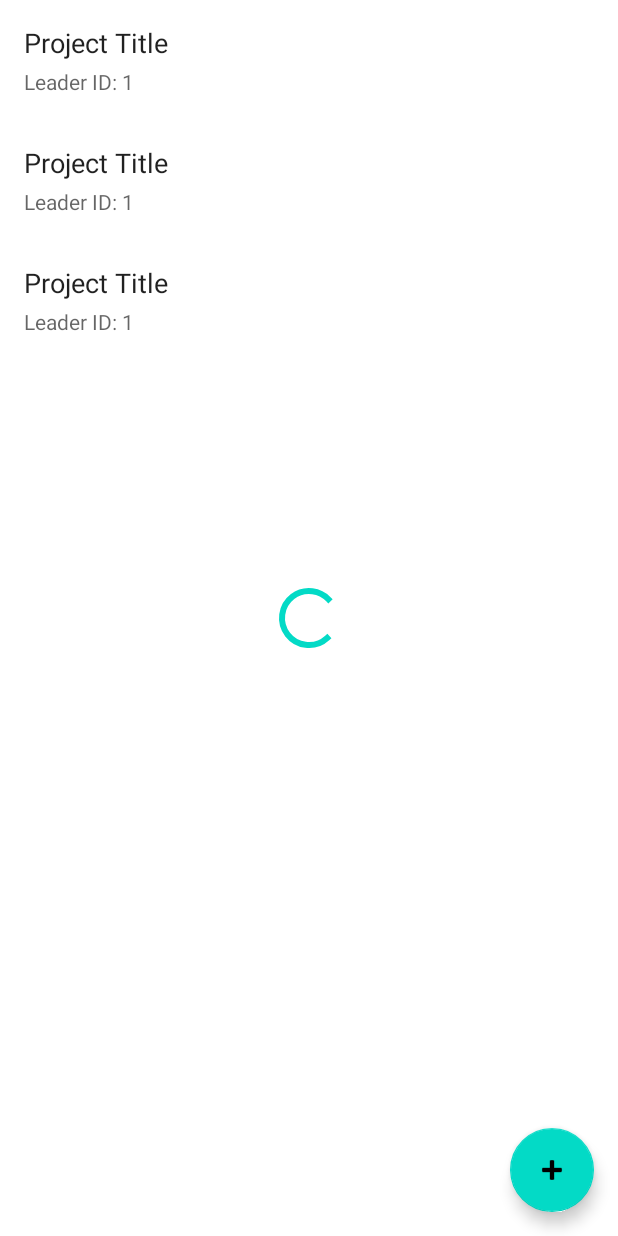
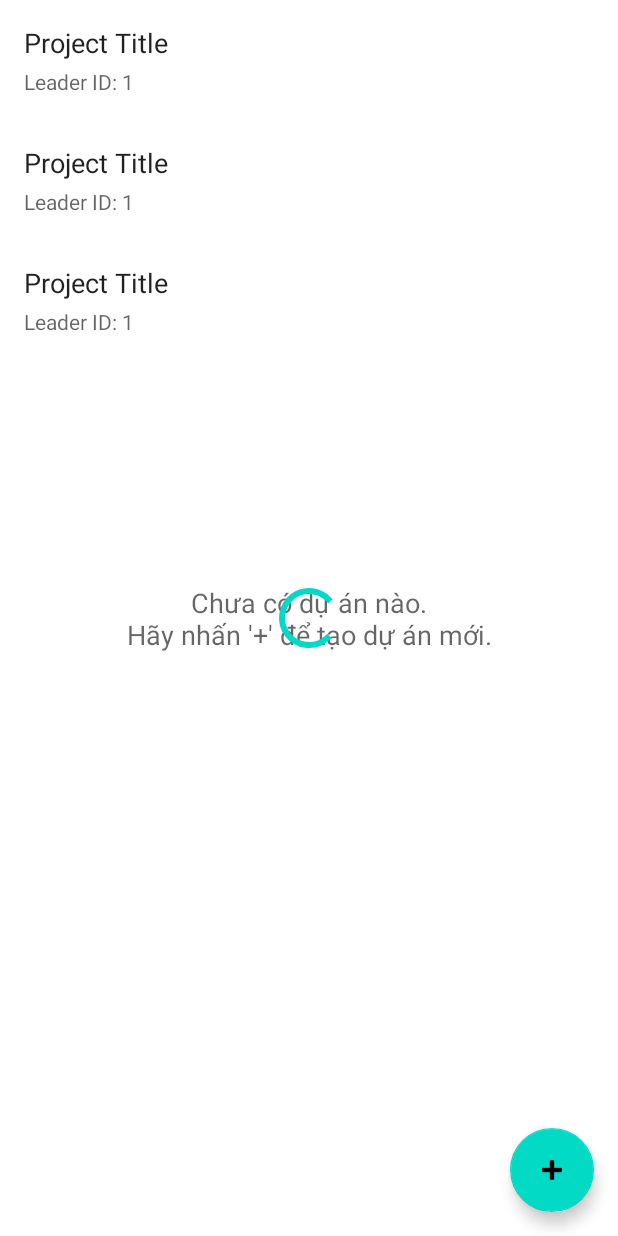
Before and after one commit to HaiDTHE186294/PRM_FinalProject, an Android app: the layout activity_project.xml on its own in the app's theme, with its tools: preview values and no code run, on a phone screen of 412 x 824 dp. Run offline under Robolectric (Android 15) with nearby library versions, the phone set to English and light mode, and no system bars.

```diff
--- a/app/src/main/java/com/lkms/ui/project/peerreview/PeerReviewAdapter.java
+++ b/app/src/main/java/com/lkms/ui/project/peerreview/PeerReviewAdapter.java
@@ -7,7 +7,7 @@ import android.widget.TextView;
 import androidx.annotation.NonNull;
 import androidx.recyclerview.widget.RecyclerView;
 
-import com.lkms.R; // Giả định
+import com.lkms.R;
 import com.lkms.data.model.java.PeerReview;
 import java.util.ArrayList;
 import java.util.List;
--- a/app/src/main/java/com/lkms/ui/project/projectdetail/ExperimentAdapter.java
+++ b/app/src/main/java/com/lkms/ui/project/projectdetail/ExperimentAdapter.java
@@ -7,7 +7,7 @@ import android.widget.TextView;
 import androidx.annotation.NonNull;
 import androidx.recyclerview.widget.RecyclerView;
 
-import com.lkms.R; // Giả định
+import com.lkms.R;
 import com.lkms.data.model.java.Experiment;
 import java.util.ArrayList;
 import java.util.List;
@@ -15,7 +15,6 @@ import java.util.List;
 public class ExperimentAdapter extends RecyclerView.Adapter<ExperimentAdapter.ExperimentViewHolder> {
 
     private List<Experiment> experiments = new ArrayList<>();
-    // Có thể thêm 1 ClickListener ở đây để mở chi tiết Experiment
 
     public void setExperiments(List<Experiment> newExperiments) {
         this.experiments.clear();
@@ -27,7 +26,7 @@ public class ExperimentAdapter extends RecyclerView.Adapter<ExperimentAdapter.Ex
     @Override
     public ExperimentViewHolder onCreateViewHolder(@NonNull ViewGroup parent, int viewType) {
         View view = LayoutInflater.from(parent.getContext())
-                .inflate(R.layout.item_project, parent, false); // Tận dụng layout
+                .inflate(R.layout.item_project, parent, false);
         return new ExperimentViewHolder(view);
     }
 
--- a/app/src/main/java/com/lkms/ui/project/projectdetail/ProjectDetailActivity.java
+++ b/app/src/main/java/com/lkms/ui/project/projectdetail/ProjectDetailActivity.java
@@ -28,7 +28,7 @@ public class ProjectDetailActivity extends AppCompatActivity {
 
         projectId = getIntent().getIntExtra(PROJECT_ID_KEY, -1);
         if (projectId == -1) {
-            Toast.makeText(this, "Lỗi: Không tìm thấy Project ID", Toast.LENGTH_LONG).show();
+            Toast.makeText(this, "Can't find project", Toast.LENGTH_LONG).show();
             finish();
             return;
         }
@@ -79,7 +79,7 @@ public class ProjectDetailActivity extends AppCompatActivity {
 
     @Override
     public boolean onSupportNavigateUp() {
-        onBackPressed(); // Xử lý khi nhấn nút Back trên Toolbar
+        onBackPressed();
         return true;
     }
 }
--- a/app/src/main/java/com/lkms/ui/project/projectdetail/ProjectDetailAdapter.java
+++ b/app/src/main/java/com/lkms/ui/project/projectdetail/ProjectDetailAdapter.java
@@ -7,10 +7,6 @@ import androidx.fragment.app.FragmentActivity;
 import androidx.viewpager2.adapter.FragmentStateAdapter;
 
 import com.lkms.ui.project.peerreview.ProjectPeerReviewFragment;
-
-// import com.lkms.ui.project.tabs.ProjectDiscussionFragment; // Sẽ tạo sau
-// import com.lkms.ui.project.tabs.ProjectPeerReviewFragment; // Sẽ tạo sau
-// KHÔNG CẦN import ProjectInfoFragment vì nó cùng package
 
 public class ProjectDetailAdapter extends FragmentStateAdapter {
 
@@ -31,7 +27,7 @@ public class ProjectDetailAdapter extends FragmentStateAdapter {
             case 1:
                 return ProjectPeerReviewFragment.newInstance(projectId);
             case 2:
-                return new Fragment(); // TẠM THỜI
+                return new Fragment();
             default:
                 return new Fragment();
         }
--- a/app/src/main/res/layout/activity_project.xml
+++ b/app/src/main/res/layout/activity_project.xml
@@ -7,12 +7,34 @@
     android:layout_height="match_parent"
     tools:context=".ui.project.projectmanage.ProjectActivity">
 
-    <androidx.recyclerview.widget.RecyclerView
-        android:id="@+id/recyclerViewProjects"
+    <androidx.constraintlayout.widget.ConstraintLayout
         android:layout_width="match_parent"
-        android:layout_height="match_parent"
-        app:layoutManager="androidx.recyclerview.widget.LinearLayoutManager"
-        tools:listitem="@layout/item_project" />
+        android:layout_height="match_parent">
+
+        <androidx.recyclerview.widget.RecyclerView
+            android:id="@+id/recyclerViewProjects"
+            android:layout_width="match_parent"
+            android:layout_height="match_parent"
+            app:layoutManager="androidx.recyclerview.widget.LinearLayoutManager"
+            tools:listitem="@layout/item_project" />
+
+        <TextView
+            android:id="@+id/tvEmptyState"
+            android:layout_width="wrap_content"
+            android:layout_height="wrap_content"
+            android:text="Chưa có dự án nào.\nHãy nhấn '+' để tạo dự án mới."
+            android:gravity="center"
+            android:textSize="18sp"
+            android:textColor="?android:attr/textColorSecondary"
+            android:padding="32dp"
+            android:visibility="gone"
+            app:layout_constraintTop_toTopOf="parent"
+            app:layout_constraintBottom_toBottomOf="parent"
+            app:layout_constraintStart_toStartOf="parent"
+            app:layout_constraintEnd_toEndOf="parent"
+            tools:visibility="visible" />
+
+    </androidx.constraintlayout.widget.ConstraintLayout>
 
     <ProgressBar
         android:id="@+id/progressBar"
```
Also changed, not shown: app/src/main/java/com/lkms/ui/equipment/BookingActivity.java (+63 -30 lines), app/src/main/java/com/lkms/ui/equipment/BookingViewModel.java (+6 -5 lines), app/src/main/java/com/lkms/ui/equipment/BookingViewModelFactory.java (added, +23 -0 lines), app/src/main/java/com/lkms/ui/project/peerreview/ProjectPeerReviewFragment.java (+5 -5 lines), app/src/main/java/com/lkms/ui/project/projectdetail/MemberAdapter.java (+2 -6 lines), app/src/main/java/com/lkms/ui/project/projectdetail/ProjectInfoFragment.java (+3 -16 lines), app/src/main/java/com/lkms/ui/project/projectmanage/ProjectActivity.java (+48 -47 lines), app/src/main/java/com/lkms/util/AuthHelper.java (+12 -0 lines).
